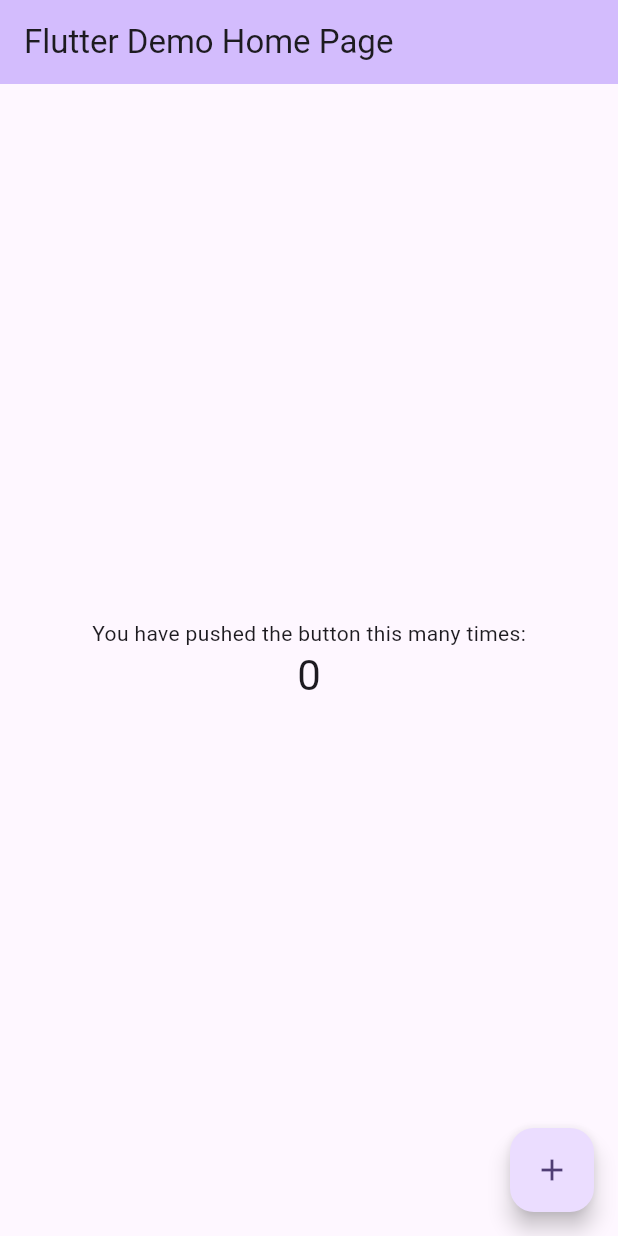
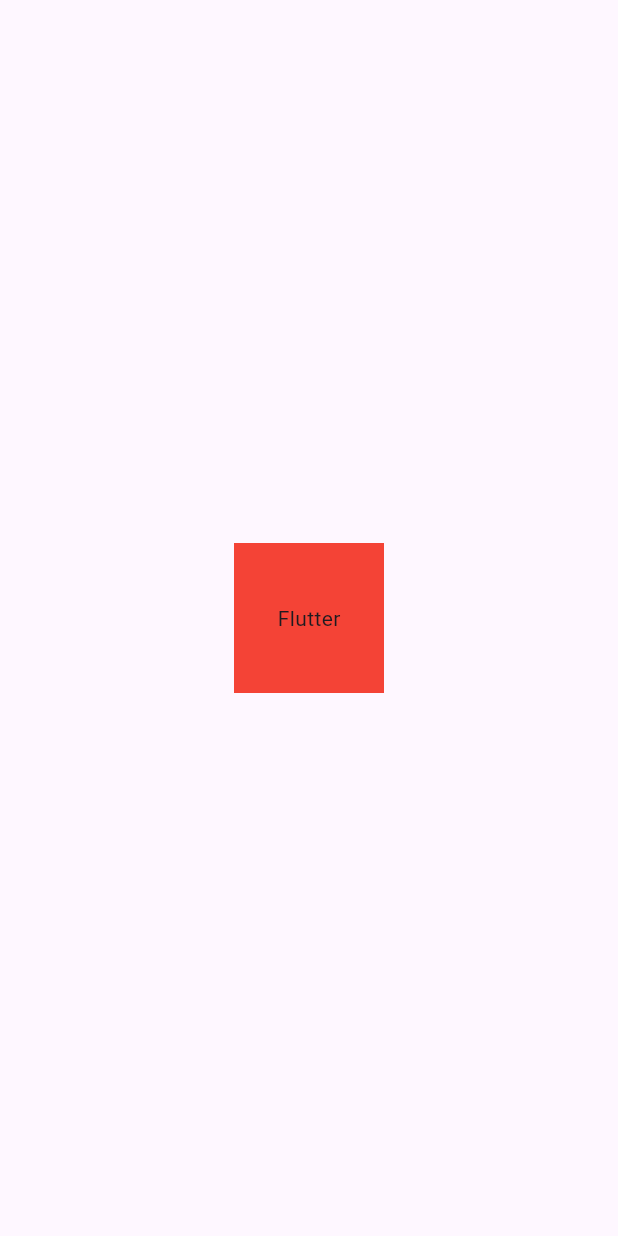
Before and after one commit to DeshanGitHub/Flutter-Practice, a Flutter app: the screen it shows after launch, on a phone screen of 412 x 824 dp. Run offline on Flutter 3.47's test engine with Material 3 defaults, Android fonts, the phone set to English and light mode, and no system bars.

Commit message:
Add Implicit animation exercise 1

```diff
--- /dev/null
+++ b/flutter_animations/lib/animations/implicit_animations/animated_container.dart
@@ -0,0 +1,35 @@
+import 'package:flutter/material.dart';
+
+class AnimatedContainerDemo extends StatefulWidget {
+  const AnimatedContainerDemo({super.key});
+
+  @override
+  State<AnimatedContainerDemo> createState() => _AnimatedContainerDemoState();
+}
+
+class _AnimatedContainerDemoState extends State<AnimatedContainerDemo> {
+  bool _isExpanded = false;
+
+  @override
+  Widget build(BuildContext context) {
+    return GestureDetector(
+      onTap: () {
+        setState(() {
+          _isExpanded = !_isExpanded;
+        });
+      },
+      child: Center(
+        child: AnimatedContainer(
+          duration: const Duration(milliseconds: 500),
+          height: _isExpanded ? 200 : 100,
+          width: _isExpanded ? 200 : 100,
+          color: _isExpanded ? Colors.yellow : Colors.red,
+          curve: Curves.easeInOut,
+          child: const Center(
+            child: Text("Flutter"),
+          ),
+        ),
+      ),
+    );
+  }
+}
--- a/flutter_animations/lib/main.dart
+++ b/flutter_animations/lib/main.dart
@@ -1,4 +1,5 @@
 import 'package:flutter/material.dart';
+import 'package:flutter_animations/animations/implicit_animations/animated_container.dart';
 
 void main() {
   runApp(const MyApp());
@@ -7,119 +8,12 @@ void main() {
 class MyApp extends StatelessWidget {
   const MyApp({super.key});
 
-  // This widget is the root of your application.
   @override
   Widget build(BuildContext context) {
-    return MaterialApp(
-      title: 'Flutter Demo',
-      theme: ThemeData(
-        // This is the theme of your application.
-        //
-        // TRY THIS: Try running your application with "flutter run". You'll see
-        // the application has a purple toolbar. Then, without quitting the app,
-        // try changing the seedColor in the colorScheme below to Colors.green
-        // and then invoke "hot reload" (save your changes or press the "hot
-        // reload" button in a Flutter-supported IDE, or press "r" if you used
-        // the command line to start the app).
-        //
-        // Notice that the counter didn't reset back to zero; the application
-        // state is not lost during the reload. To reset the state, use hot
-        // restart instead.
-        //
-        // This works for code too, not just values: Most code changes can be
-        // tested with just a hot reload.
-        colorScheme: ColorScheme.fromSeed(seedColor: Colors.deepPurple),
-        useMaterial3: true,
+    return const MaterialApp(
+      home: Scaffold(
+        body: AnimatedContainerDemo(),
       ),
-      home: const MyHomePage(title: 'Flutter Demo Home Page'),
     );
   }
 }
-
-class MyHomePage extends StatefulWidget {
-  const MyHomePage({super.key, required this.title});
-
-  // This widget is the home page of your application. It is stateful, meaning
-  // that it has a State object (defined below) that contains fields that affect
-  // how it looks.
-
-  // This class is the configuration for the state. It holds the values (in this
-  // case the title) provided by the parent (in this case the App widget) and
-  // used by the build method of the State. Fields in a Widget subclass are
-  // always marked "final".
-
-  final String title;
-
-  @override
-  State<MyHomePage> createState() => _MyHomePageState();
-}
-
-class _MyHomePageState extends State<MyHomePage> {
-  int _counter = 0;
-
-  void _incrementCounter() {
-    setState(() {
-      // This call to setState tells the Flutter framework that something has
-      // changed in this State, which causes it to rerun the build method below
-      // so that the display can reflect the updated values. If we changed
-      // _counter without calling setState(), then the build method would not be
-      // called again, and so nothing would appear to happen.
-      _counter++;
-    });
-  }
-
-  @override
-  Widget build(BuildContext context) {
-    // This method is rerun every time setState is called, for instance as done
-    // by the _incrementCounter method above.
-    //
-    // The Flutter framework has been optimized to make rerunning build methods
-    // fast, so that you can just rebuild anything that needs updating rather
-    // than having to individually change instances of widgets.
-    return Scaffold(
-      appBar: AppBar(
-        // TRY THIS: Try changing the color here to a specific color (to
-        // Colors.amber, perhaps?) and trigger a hot reload to see the AppBar
-        // change color while the other colors stay the same.
-        backgroundColor: Theme.of(context).colorScheme.inversePrimary,
-        // Here we take the value from the MyHomePage object that was created by
-        // the App.build method, and use it to set our appbar title.
-        title: Text(widget.title),
-      ),
-      body: Center(
-        // Center is a layout widget. It takes a single child and positions it
-        // in the middle of the parent.
-        child: Column(
-          // Column is also a layout widget. It takes a list of children and
-          // arranges them vertically. By default, it sizes itself to fit its
-          // children horizontally, and tries to be as tall as its parent.
-          //
-          // Column has various properties to control how it sizes itself and
-          // how it positions its children. Here we use mainAxisAlignment to
-          // center the children vertically; the main axis here is the vertical
-          // axis because Columns are vertical (the cross axis would be
-          // horizontal).
-          //
-          // TRY THIS: Invoke "debug painting" (choose the "Toggle Debug Paint"
-          // action in the IDE, or press "p" in the console), to see the
-          // wireframe for each widget.
-          mainAxisAlignment: MainAxisAlignment.center,
-          children: <Widget>[
-            const Text(
-              'You have pushed the button this many times:',
-            ),
-            Text(
-              '$_counter',
-              style: Theme.of(context).textTheme.headlineMedium,
-            ),
-          ],
-        ),
-      ),
-      floatingActionButton: FloatingActionButton(
-        onPressed: _incrementCounter,
-        tooltip: 'Increment',
-        child: const Icon(Icons.add),
-      ), // This trailing comma makes auto-formatting nicer for build methods.
-    );
-  }
-}
```
